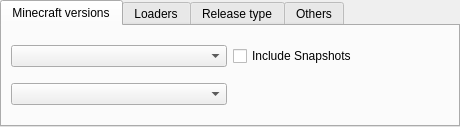
First picture: the form in launcher/ui/widgets/ModFilterWidget.ui, repository FreesmTeam/FreesmLauncher, before the edit.
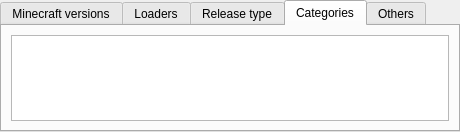
Second picture: the form after the edit. The open tabs and pages were chosen to show the change. Custom widgets are drawn as their Qt base class.

Commit message: Added categories filter

What changed in the file:
```diff
--- a/launcher/ui/widgets/ModFilterWidget.ui
+++ b/launcher/ui/widgets/ModFilterWidget.ui
@@ -7,7 +7,7 @@
     <x>0</x>
     <y>0</y>
     <width>460</width>
-    <height>127</height>
+    <height>132</height>
    </rect>
   </property>
   <property name="sizePolicy">
@@ -145,6 +145,44 @@
     </item>
    </layout>
   </widget>
+  <widget class="QWidget" name="CategoryPage">
+   <attribute name="title">
+    <string>Categories</string>
+   </attribute>
+   <layout class="QHBoxLayout" name="horizontalLayout_4">
+    <item>
+     <widget class="QListWidget" name="categoriesList">
+      <property name="sizeAdjustPolicy">
+       <enum>QAbstractScrollArea::AdjustToContents</enum>
+      </property>
+      <property name="editTriggers">
+       <set>QAbstractItemView::NoEditTriggers</set>
+      </property>
+      <property name="showDropIndicator" stdset="0">
+       <bool>false</bool>
+      </property>
+      <property name="selectionMode">
+       <enum>QAbstractItemView::NoSelection</enum>
+      </property>
+      <property name="horizontalScrollMode">
+       <enum>QAbstractItemView::ScrollPerItem</enum>
+      </property>
+      <property name="flow">
+       <enum>QListView::LeftToRight</enum>
+      </property>
+      <property name="isWrapping" stdset="0">
+       <bool>true</bool>
+      </property>
+      <property name="viewMode">
+       <enum>QListView::ListMode</enum>
+      </property>
+      <property name="modelColumn">
+       <number>0</number>
+      </property>
+     </widget>
+    </item>
+   </layout>
+  </widget>
   <widget class="QWidget" name="ModPage">
    <attribute name="title">
     <string>Others</string>
```
The commit also changes 15 other files.
